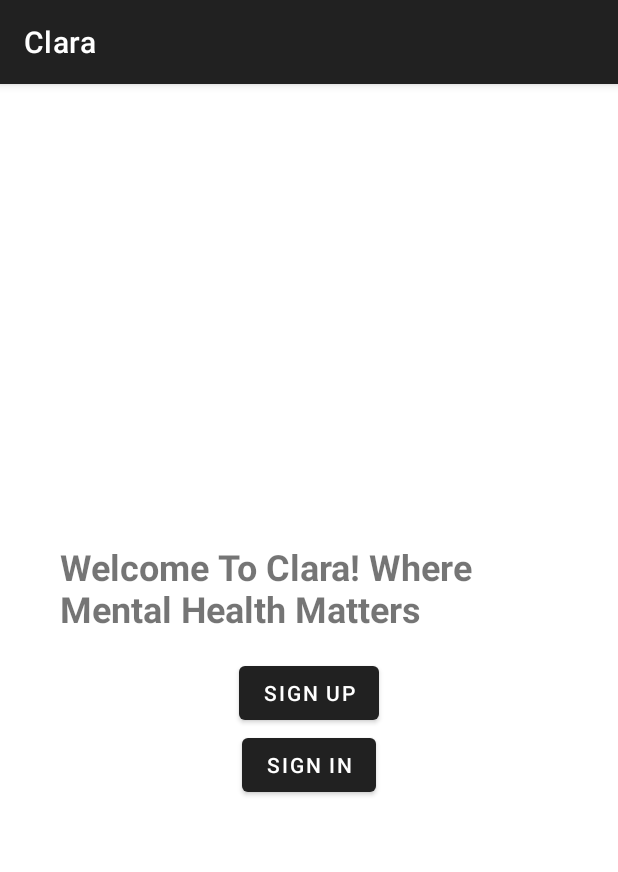
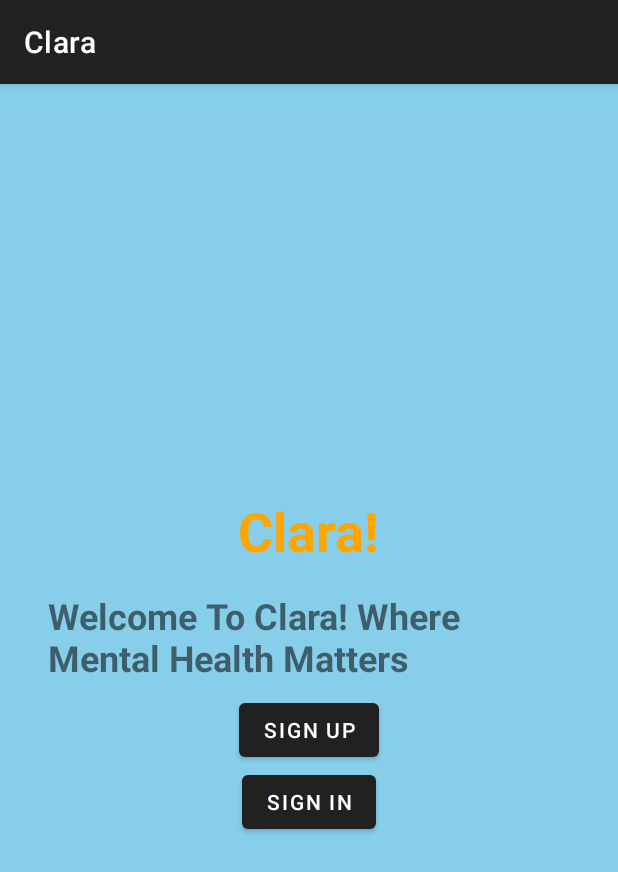
Before and after one commit to ray-seal/Clara, an Android app: the screen it shows after launch (MainActivity), on a phone screen of 412 x 824 dp. Shown: the top 872 px of the screen. Run offline under Robolectric (Android 15) with nearby library versions, the phone set to English and light mode, and no system bars; our stand-ins replace Firebase (no records; nobody signed in at launch, a user with empty details on screens opened directly).

Commit message:
Modify layout properties in activity_main.xml

```diff
--- a/app/src/main/res/layout/activity_main.xml
+++ b/app/src/main/res/layout/activity_main.xml
@@ -4,7 +4,19 @@
 android:layout_height="match_parent"
 android:orientation="vertical"
 android:gravity="center"
-android:padding="24dp">
+android:padding="24dp"
+android:background="#87CEEB">
+
+<TextView
+android:id="@+id/claraTitle"
+android:layout_width="wrap_content"
+android:layout_height="wrap_content"
+android:text="Clara!"
+android:textSize="36sp"
+android:textStyle="bold"
+android:textColor="#FFA500"
+android:padding="8dp" />
+
 
 <TextView
 android:id="@+id/welcomeText"
@@ -13,7 +25,7 @@
 android:text="Welcome To Clara! Where Mental Health Matters"
 android:textSize="24sp"
 android:textStyle="bold"
-android:padding="16dp" />
+android:padding="8dp" />
 
 <Button
 android:id="@+id/signUpButton"
```
